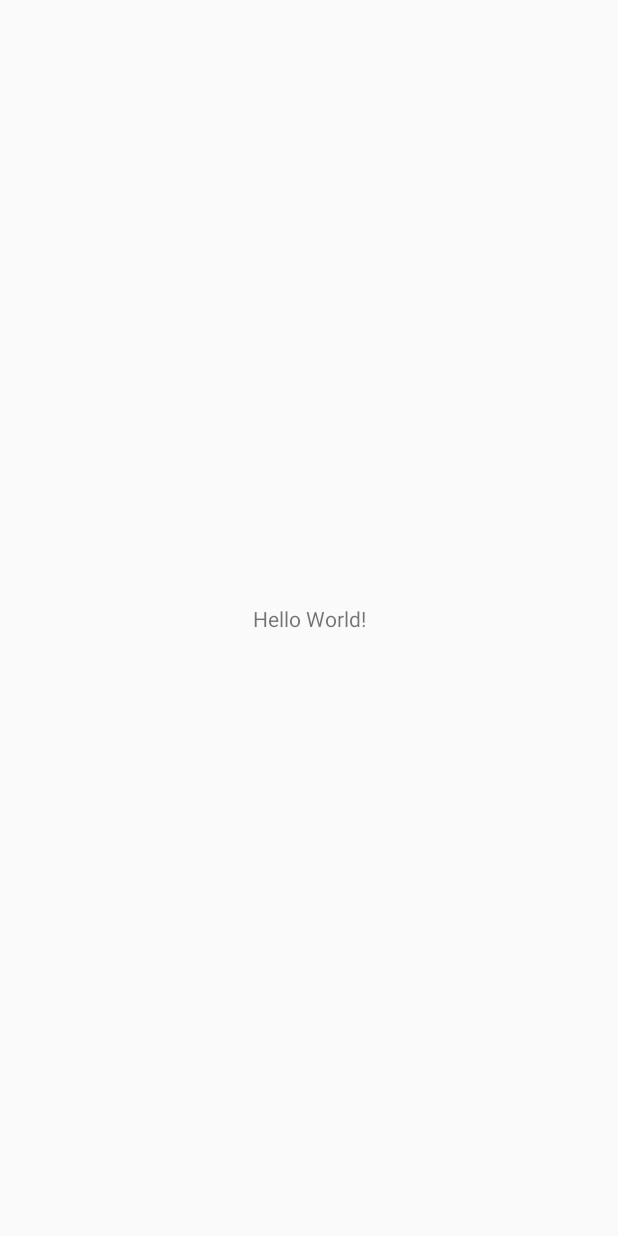
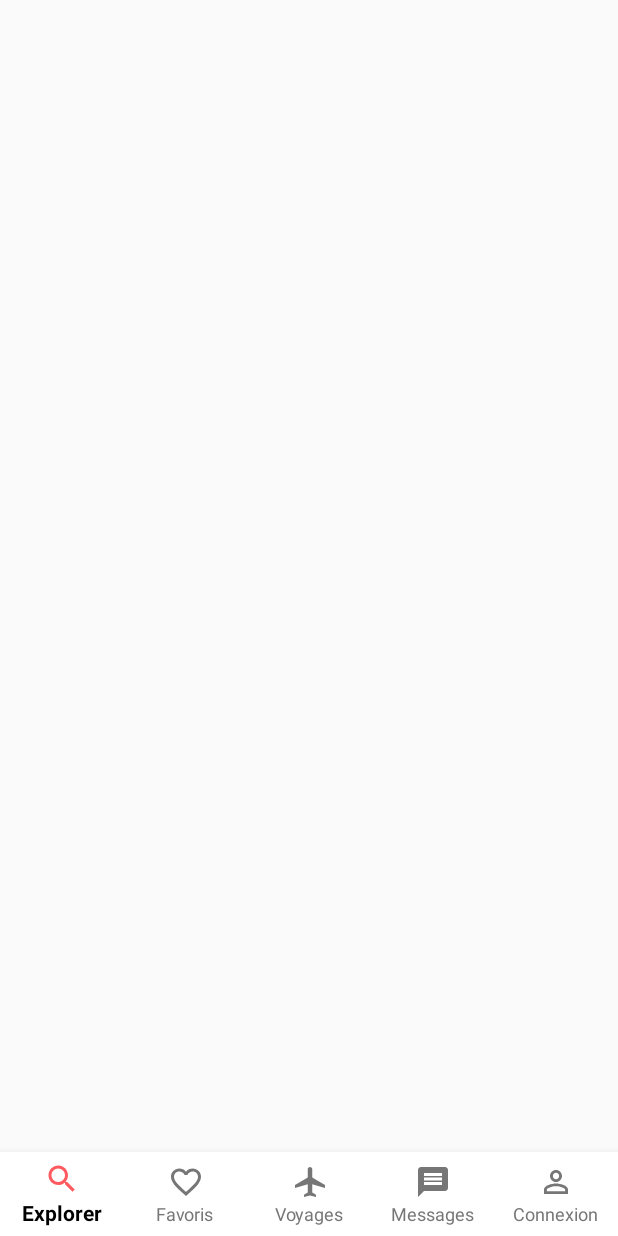
Before and after one commit to adrienvaucard/airbinbi-android, an Android app: the screen it shows after launch (MainActivity), on a phone screen of 412 x 824 dp. Before the commit the screen is almost empty. Run offline under Robolectric (Android 15) with nearby library versions, the phone set to English and light mode, and no system bars.

Commit message:
feat(layout): Add Bottom Menu

```diff
--- /dev/null
+++ b/app/src/main/res/color/bottom_navigation_colors.xml
@@ -0,0 +1,5 @@
+<?xml version="1.0" encoding="utf-8"?>
+<selector xmlns:android="http://schemas.android.com/apk/res/android">
+    <item android:state_checked="true" android:color="@color/red_primary" />
+    <item android:state_checked="false" android:color="@color/neutral_primary"/>
+</selector>
--- /dev/null
+++ b/app/src/main/res/color/bottom_navigation_text_colors.xml
@@ -0,0 +1,5 @@
+<?xml version="1.0" encoding="utf-8"?>
+<selector xmlns:android="http://schemas.android.com/apk/res/android">
+    <item android:state_checked="true" android:color="@color/black" />
+    <item android:state_checked="false" android:color="@color/neutral_primary"/>
+</selector>
--- /dev/null
+++ b/app/src/main/res/drawable/ic_baseline_airplanemode_active_24.xml
@@ -0,0 +1,10 @@
+<vector xmlns:android="http://schemas.android.com/apk/res/android"
+    android:width="24dp"
+    android:height="24dp"
+    android:viewportWidth="24"
+    android:viewportHeight="24"
+    android:tint="?attr/colorControlNormal">
+  <path
+      android:fillColor="@android:color/white"
+      android:pathData="M22,16v-2l-8.5,-5V3.5C13.5,2.67 12.83,2 12,2s-1.5,0.67 -1.5,1.5V9L2,14v2l8.5,-2.5V19L8,20.5L8,22l4,-1l4,1l0,-1.5L13.5,19v-5.5L22,16z"/>
+</vector>
--- /dev/null
+++ b/app/src/main/res/drawable/ic_baseline_favorite_border_24.xml
@@ -0,0 +1,10 @@
+<vector xmlns:android="http://schemas.android.com/apk/res/android"
+    android:width="24dp"
+    android:height="24dp"
+    android:viewportWidth="24"
+    android:viewportHeight="24"
+    android:tint="?attr/colorControlNormal">
+  <path
+      android:fillColor="@android:color/white"
+      android:pathData="M16.5,3c-1.74,0 -3.41,0.81 -4.5,2.09C10.91,3.81 9.24,3 7.5,3 4.42,3 2,5.42 2,8.5c0,3.78 3.4,6.86 8.55,11.54L12,21.35l1.45,-1.32C18.6,15.36 22,12.28 22,8.5 22,5.42 19.58,3 16.5,3zM12.1,18.55l-0.1,0.1 -0.1,-0.1C7.14,14.24 4,11.39 4,8.5 4,6.5 5.5,5 7.5,5c1.54,0 3.04,0.99 3.57,2.36h1.87C13.46,5.99 14.96,5 16.5,5c2,0 3.5,1.5 3.5,3.5 0,2.89 -3.14,5.74 -7.9,10.05z"/>
+</vector>
--- /dev/null
+++ b/app/src/main/res/drawable/ic_baseline_message_24.xml
@@ -0,0 +1,10 @@
+<vector xmlns:android="http://schemas.android.com/apk/res/android"
+    android:width="24dp"
+    android:height="24dp"
+    android:viewportWidth="24"
+    android:viewportHeight="24"
+    android:tint="?attr/colorControlNormal">
+  <path
+      android:fillColor="@android:color/white"
+      android:pathData="M20,2L4,2c-1.1,0 -1.99,0.9 -1.99,2L2,22l4,-4h14c1.1,0 2,-0.9 2,-2L22,4c0,-1.1 -0.9,-2 -2,-2zM18,14L6,14v-2h12v2zM18,11L6,11L6,9h12v2zM18,8L6,8L6,6h12v2z"/>
+</vector>
--- /dev/null
+++ b/app/src/main/res/drawable/ic_baseline_person_outline_24.xml
@@ -0,0 +1,10 @@
+<vector xmlns:android="http://schemas.android.com/apk/res/android"
+    android:width="24dp"
+    android:height="24dp"
+    android:viewportWidth="24"
+    android:viewportHeight="24"
+    android:tint="?attr/colorControlNormal">
+  <path
+      android:fillColor="@android:color/white"
+      android:pathData="M12,5.9c1.16,0 2.1,0.94 2.1,2.1s-0.94,2.1 -2.1,2.1S9.9,9.16 9.9,8s0.94,-2.1 2.1,-2.1m0,9c2.97,0 6.1,1.46 6.1,2.1v1.1L5.9,18.1L5.9,17c0,-0.64 3.13,-2.1 6.1,-2.1M12,4C9.79,4 8,5.79 8,8s1.79,4 4,4 4,-1.79 4,-4 -1.79,-4 -4,-4zM12,13c-2.67,0 -8,1.34 -8,4v3h16v-3c0,-2.66 -5.33,-4 -8,-4z"/>
+</vector>
--- /dev/null
+++ b/app/src/main/res/drawable/ic_baseline_search_24.xml
@@ -0,0 +1,10 @@
+<vector xmlns:android="http://schemas.android.com/apk/res/android"
+    android:width="24dp"
+    android:height="24dp"
+    android:viewportWidth="24"
+    android:viewportHeight="24"
+    android:tint="?attr/colorControlNormal">
+  <path
+      android:fillColor="@android:color/white"
+      android:pathData="M15.5,14h-0.79l-0.28,-0.27C15.41,12.59 16,11.11 16,9.5 16,5.91 13.09,3 9.5,3S3,5.91 3,9.5 5.91,16 9.5,16c1.61,0 3.09,-0.59 4.23,-1.57l0.27,0.28v0.79l5,4.99L20.49,19l-4.99,-5zM9.5,14C7.01,14 5,11.99 5,9.5S7.01,5 9.5,5 14,7.01 14,9.5 11.99,14 9.5,14z"/>
+</vector>
--- a/app/src/main/res/layout/activity_main.xml
+++ b/app/src/main/res/layout/activity_main.xml
@@ -6,13 +6,15 @@
     android:layout_height="match_parent"
     tools:context=".MainActivity">
 
-    <TextView
-        android:layout_width="wrap_content"
+    <com.google.android.material.bottomnavigation.BottomNavigationView
+        android:id="@+id/bottom_navigation"
+        android:layout_width="match_parent"
         android:layout_height="wrap_content"
-        android:text="Hello World!"
         app:layout_constraintBottom_toBottomOf="parent"
-        app:layout_constraintLeft_toLeftOf="parent"
-        app:layout_constraintRight_toRightOf="parent"
-        app:layout_constraintTop_toTopOf="parent" />
+        app:itemBackground="@color/white"
+        app:itemTextColor="@color/bottom_navigation_text_colors"
+        app:itemIconTint="@color/bottom_navigation_colors"
+        app:menu="@menu/bottom_navigation_menu"
+        app:labelVisibilityMode="labeled"/>
 
 </androidx.constraintlayout.widget.ConstraintLayout>
--- /dev/null
+++ b/app/src/main/res/menu/bottom_navigation_menu.xml
@@ -0,0 +1,28 @@
+<?xml version="1.0" encoding="utf-8"?>
+<menu xmlns:android="http://schemas.android.com/apk/res/android">
+    <item
+        android:id="@+id/homePageMenuItem"
+        android:enabled="true"
+        android:icon="@drawable/ic_baseline_search_24"
+        android:title="@string/menu_item_1" />
+    <item
+        android:id="@+id/FavoritesPageMenuItem"
+        android:enabled="true"
+        android:icon="@drawable/ic_baseline_favorite_border_24"
+        android:title="@string/menu_item_2" />
+    <item
+        android:id="@+id/TravelPageMenuItem"
+        android:enabled="true"
+        android:icon="@drawable/ic_baseline_airplanemode_active_24"
+        android:title="@string/menu_item_3" />
+    <item
+        android:id="@+id/MessagesPageMenuItem"
+        android:enabled="true"
+        android:icon="@drawable/ic_baseline_message_24"
+        android:title="@string/menu_item_4" />
+    <item
+        android:id="@+id/LoginPageMenuItem"
+        android:enabled="true"
+        android:icon="@drawable/ic_baseline_person_outline_24"
+        android:title="@string/menu_item_5" />
+</menu>
--- a/app/src/main/res/values/colors.xml
+++ b/app/src/main/res/values/colors.xml
@@ -7,4 +7,6 @@
     <color name="teal_700">#FF018786</color>
     <color name="black">#FF000000</color>
     <color name="white">#FFFFFFFF</color>
+    <color name="red_primary">#FF5A5F</color>
+    <color name="neutral_primary">#767676</color>
 </resources>
--- a/app/src/main/res/values/strings.xml
+++ b/app/src/main/res/values/strings.xml
@@ -1,3 +1,8 @@
 <resources>
     <string name="app_name">AirBinbi</string>
+    <string name="menu_item_1">Explorer</string>
+    <string name="menu_item_2">Favoris</string>
+    <string name="menu_item_3">Voyages</string>
+    <string name="menu_item_4">Messages</string>
+    <string name="menu_item_5">Connexion</string>
 </resources>
```
